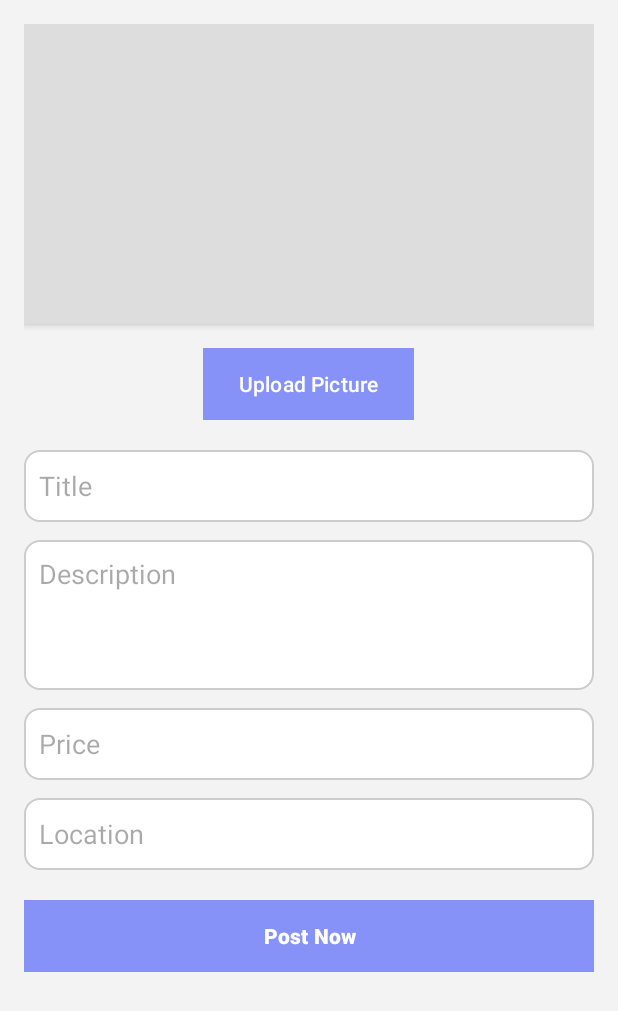
After one commit to MD-SAKIB-HASNAT/GariLagbe, an Android app: the UploadItemActivity screen opened directly, with no data from a screen before it, on a phone screen of 412 x 824 dp. The commit adds this screen. Shown: the top 1011 px of the screen. Run offline under Robolectric (Android 15) with nearby library versions, the phone set to English and light mode, and no system bars.

Commit message:
Upload Item page Add,

```diff
--- a/app/build.gradle
+++ b/app/build.gradle
@@ -42,4 +42,5 @@ dependencies {
     androidTestImplementation libs.espresso.core
     implementation 'com.google.firebase:firebase-auth:22.1.1'
 
+
 }
--- a/app/src/main/AndroidManifest.xml
+++ b/app/src/main/AndroidManifest.xml
@@ -14,6 +14,9 @@
         android:supportsRtl="true"
         android:theme="@style/Theme.GariLagbe"
         tools:targetApi="31">
+        <activity
+            android:name=".UploadItemActivity"
+            android:exported="false" />
         <activity
             android:name=".SupportActivity"
             android:exported="false" />
--- a/app/src/main/java/com/example/garilagbe/HomeFragment.java
+++ b/app/src/main/java/com/example/garilagbe/HomeFragment.java
@@ -80,6 +80,7 @@ public class HomeFragment extends Fragment {
 
                 dialog.dismiss();
                 Toast.makeText(getContext(), "Upload a Photo is clicked", Toast.LENGTH_SHORT).show();
+                startActivity(new Intent(getContext(), UploadItemActivity.class));
 
             }
         });
--- /dev/null
+++ b/app/src/main/java/com/example/garilagbe/UploadItemActivity.java
@@ -0,0 +1,77 @@
+package com.example.garilagbe;
+
+import android.app.Activity;
+import android.content.Intent;
+import android.graphics.Bitmap;
+import android.net.Uri;
+import android.os.Bundle;
+import android.provider.MediaStore;
+import android.widget.*;
+import androidx.annotation.Nullable;
+import androidx.appcompat.app.AppCompatActivity;
+
+import java.io.IOException;
+
+public class UploadItemActivity extends AppCompatActivity {
+
+    private static final int PICK_IMAGE_REQUEST = 1;
+
+    ImageView imagePreview;
+    Button btnSelectImage, btnSubmit;
+    EditText editTitle, editDescription, editPrice, editLocation;
+    Uri imageUri;
+
+    @Override
+    protected void onCreate(Bundle savedInstanceState) {
+        super.onCreate(savedInstanceState);
+        setContentView(R.layout.activity_upload_item);
+
+        imagePreview = findViewById(R.id.image_preview);
+        btnSelectImage = findViewById(R.id.btn_select_image);
+        btnSubmit = findViewById(R.id.btn_submit);
+        editTitle = findViewById(R.id.edit_title);
+        editDescription = findViewById(R.id.edit_description);
+        editPrice = findViewById(R.id.edit_price);
+        editLocation = findViewById(R.id.edit_location);
+
+        btnSelectImage.setOnClickListener(v -> openFileChooser());
+
+        btnSubmit.setOnClickListener(v -> {
+            String title = editTitle.getText().toString();
+            String description = editDescription.getText().toString();
+            String price = editPrice.getText().toString();
+            String location = editLocation.getText().toString();
+
+            if (title.isEmpty() || description.isEmpty() || price.isEmpty() || location.isEmpty() || imageUri == null) {
+                Toast.makeText(this, "Please fill all fields and select an image", Toast.LENGTH_SHORT).show();
+                return;
+            }
+
+            // You can upload this data to Firebase or your server here
+            Toast.makeText(this, "Item Submitted!", Toast.LENGTH_SHORT).show();
+        });
+    }
+
+
+    // Open gallery to choose image
+    private void openFileChooser() {
+        Intent intent = new Intent(Intent.ACTION_PICK);
+        intent.setType("image/*");
+        startActivityForResult(intent, PICK_IMAGE_REQUEST);
+    }
+
+    //  Get image from result
+    @Override
+    protected void onActivityResult(int requestCode, int resultCode, @Nullable Intent data) {
+        super.onActivityResult(requestCode, resultCode, data);
+        if (requestCode == PICK_IMAGE_REQUEST && resultCode == Activity.RESULT_OK && data != null && data.getData() != null) {
+            imageUri = data.getData();
+            try {
+                Bitmap bitmap = MediaStore.Images.Media.getBitmap(getContentResolver(), imageUri);
+                imagePreview.setImageBitmap(bitmap);
+            } catch (IOException e) {
+                e.printStackTrace();
+            }
+        }
+    }
+}
--- /dev/null
+++ b/app/src/main/res/drawable/edit_text_bg.xml
@@ -0,0 +1,9 @@
+<shape xmlns:android="http://schemas.android.com/apk/res/android"
+    android:shape="rectangle">
+
+    <solid android:color="#FFFFFF"/>
+    <corners android:radius="10dp"/>
+    <stroke
+        android:width="1dp"
+        android:color="#CCCCCC"/>
+</shape>
--- /dev/null
+++ b/app/src/main/res/layout/activity_upload_item.xml
@@ -0,0 +1,101 @@
+<?xml version="1.0" encoding="utf-8"?>
+<ScrollView xmlns:android="http://schemas.android.com/apk/res/android"
+    android:layout_width="match_parent"
+    android:layout_height="match_parent"
+    android:background="#F3F3F3"
+    android:padding="16dp">
+
+    <LinearLayout
+        android:layout_width="match_parent"
+        android:layout_height="wrap_content"
+        android:orientation="vertical"
+        android:gravity="center_horizontal">
+
+        <!-- Image Container -->
+        <LinearLayout
+            android:id="@+id/image_container"
+            android:layout_width="match_parent"
+            android:layout_height="200dp"
+            android:background="#E0E0E0"
+            android:gravity="center"
+            android:orientation="vertical"
+            android:layout_marginBottom="16dp"
+            android:padding="8dp"
+            android:backgroundTint="#DDDDDD"
+            android:clipToOutline="true"
+            android:elevation="3dp">
+
+            <ImageView
+                android:id="@+id/image_preview"
+                android:layout_width="match_parent"
+                android:layout_height="match_parent"
+                android:scaleType="centerCrop"
+                 />
+        </LinearLayout>
+
+        <!-- Upload Button -->
+        <Button
+            android:id="@+id/btn_select_image"
+            android:layout_width="wrap_content"
+            android:layout_height="wrap_content"
+            android:text="Upload Picture"
+            android:background="#2196F3"
+            android:textColor="#FFFFFF"
+            android:paddingHorizontal="24dp"
+            android:paddingVertical="10dp"
+            android:layout_marginBottom="20dp" />
+
+        <!-- Title -->
+        <EditText
+            android:id="@+id/edit_title"
+            android:layout_width="match_parent"
+            android:layout_height="48dp"
+            android:hint="Title"
+            android:padding="10dp"
+            android:background="@drawable/edit_text_bg"
+            android:layout_marginBottom="12dp" />
+
+        <!-- Description -->
+        <EditText
+            android:id="@+id/edit_description"
+            android:layout_width="match_parent"
+            android:layout_height="100dp"
+            android:hint="Description"
+            android:padding="10dp"
+            android:gravity="top"
+            android:background="@drawable/edit_text_bg"
+            android:layout_marginBottom="12dp" />
+
+        <!-- Price -->
+        <EditText
+            android:id="@+id/edit_price"
+            android:layout_width="match_parent"
+            android:layout_height="48dp"
+            android:hint="Price"
+            android:inputType="numberDecimal"
+            android:padding="10dp"
+            android:background="@drawable/edit_text_bg"
+            android:layout_marginBottom="12dp" />
+
+        <!-- Location -->
+        <EditText
+            android:id="@+id/edit_location"
+            android:layout_width="match_parent"
+            android:layout_height="48dp"
+            android:hint="Location"
+            android:padding="10dp"
+            android:background="@drawable/edit_text_bg"
+            android:layout_marginBottom="20dp" />
+
+        <!-- Submit Button -->
+        <Button
+            android:id="@+id/btn_submit"
+            android:layout_width="match_parent"
+            android:layout_height="48dp"
+            android:text="Post Now"
+            android:background="#4CAF50"
+            android:textColor="#FFFFFF"
+            android:textStyle="bold"
+            android:elevation="4dp" />
+    </LinearLayout>
+</ScrollView>
```
